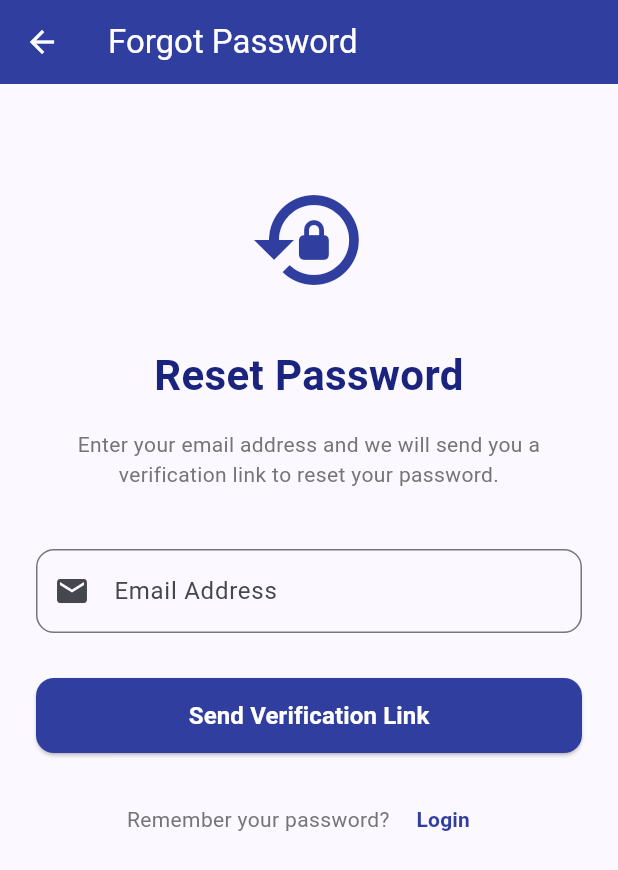
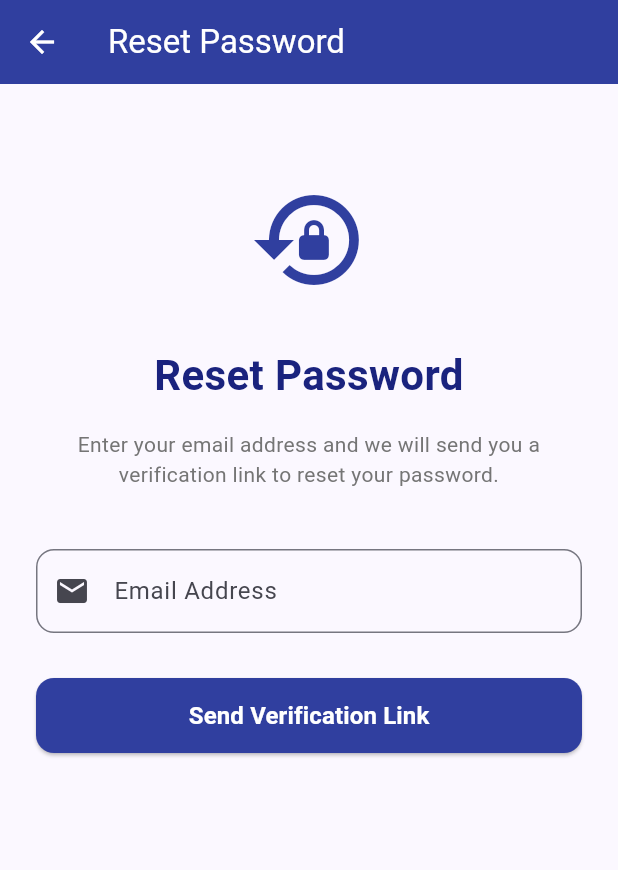
Before and after one commit to yzhenyuan000-debug/LostItemTracker, a Flutter app: the ForgotPasswordPage screen opened directly, on a phone screen of 412 x 824 dp. Shown: the top 870 px of the screen. Run offline on Flutter 3.47's test engine with Material 3 defaults, Android fonts, the phone set to English and light mode, and no system bars; our stand-ins replace cloud_firestore, firebase_auth, firebase_core, flutter_map, geolocator, latlong2; accounts and stored records are empty.

Commit message:
Initial Commit

```diff
--- a/lib/user/forgot_password_page.dart
+++ b/lib/user/forgot_password_page.dart
@@ -69,7 +69,7 @@ class _ForgotPasswordPageState extends State<ForgotPasswordPage> {
   Widget build(BuildContext context) {
     return Scaffold(
       appBar: AppBar(
-        title: const Text('Forgot Password'),
+        title: const Text('Reset Password'),
         backgroundColor: Colors.indigo.shade700,
         foregroundColor: Colors.white,
       ),
@@ -171,30 +171,6 @@ class _ForgotPasswordPageState extends State<ForgotPasswordPage> {
 
                 const SizedBox(height: 20),
 
-                // Back to Login
-                Row(
-                  mainAxisAlignment: MainAxisAlignment.center,
-                  children: [
-                    Text(
-                      'Remember your password? ',
-                      style: TextStyle(color: Colors.grey.shade600),
-                    ),
-                    TextButton(
-                      onPressed: () {
-                        Navigator.pop(context);
-                      },
-                      child: Text(
-                        'Login',
-                        style: TextStyle(
-                          color: Colors.indigo.shade700,
-                          fontWeight: FontWeight.w600,
-                        ),
-                      ),
-                    ),
-                  ],
-                ),
-
-                const SizedBox(height: 20),
               ],
             ),
           ),
```
